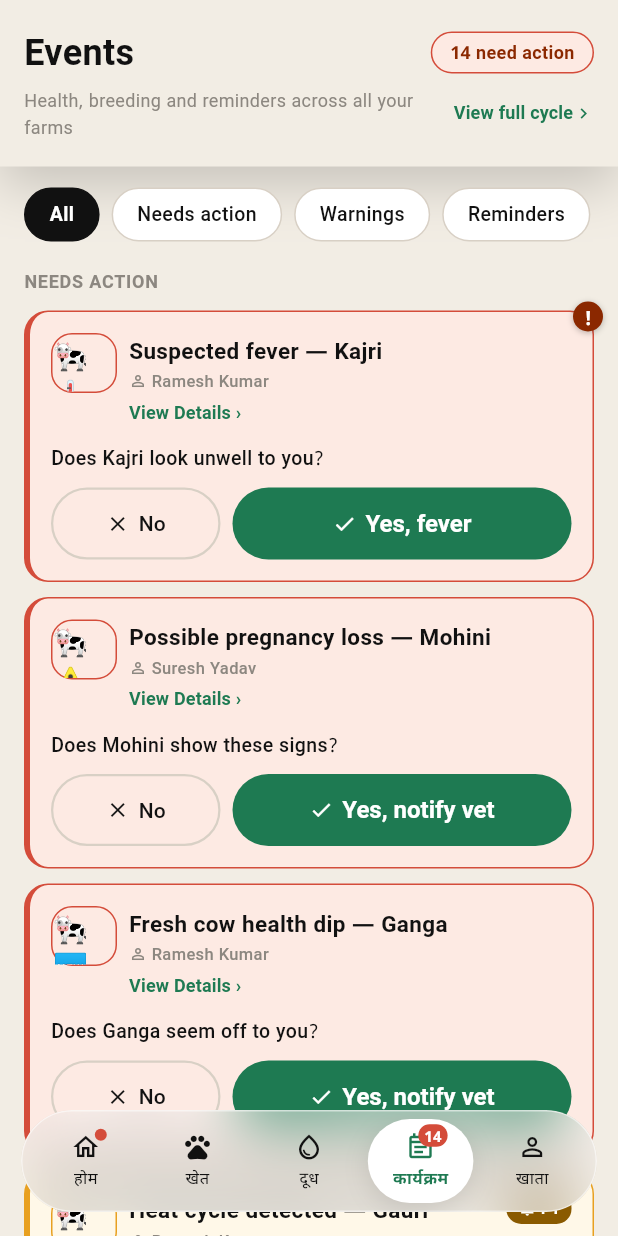
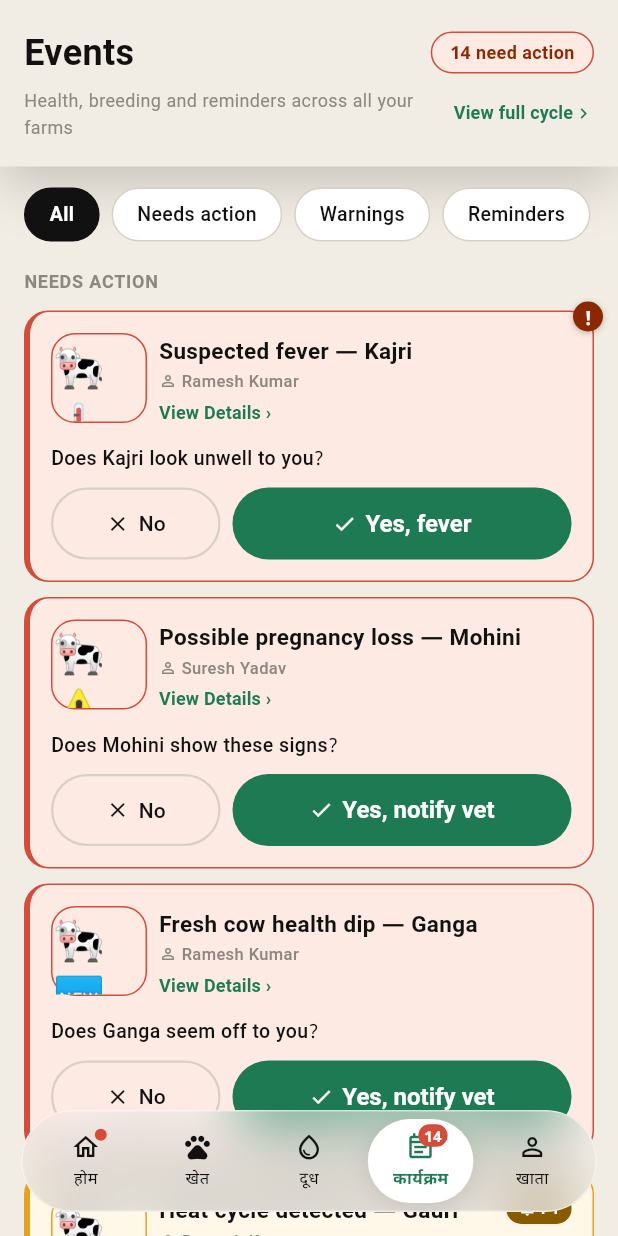
Before and after one commit to vaseey21/Vanix, a Flutter app: the EventsScreen screen opened directly with empty values, on a phone screen of 412 x 824 dp. Run offline on Flutter 3.47's test engine with Material 3 defaults, Android fonts, the phone set to English and light mode, and no system bars.

Commit message:
auto: save changes

```diff
--- a/flutter_app/lib/screens/events_screen.dart
+++ b/flutter_app/lib/screens/events_screen.dart
@@ -1802,11 +1802,11 @@ class _ActionCard extends StatelessWidget {
               if (avatarEmoji != null) Padding(
                 padding: const EdgeInsets.only(right: 8),
                 child: Container(
-                  width: 44,
-                  height: 40,
-                  decoration: BoxDecoration(color: bg, border: Border.all(color: border), borderRadius: BorderRadius.circular(14)),
+                  width: 64,
+                  height: 60,
+                  decoration: BoxDecoration(color: bg, border: Border.all(color: border), borderRadius: BorderRadius.circular(16)),
                   alignment: Alignment.center,
-                  child: Text(avatarEmoji!, style: const TextStyle(fontSize: 19)),
+                  child: Text(avatarEmoji!, style: const TextStyle(fontSize: 28)),
                 ),
               ),
               Expanded(
```
Also changed, not shown: 2 other files.
